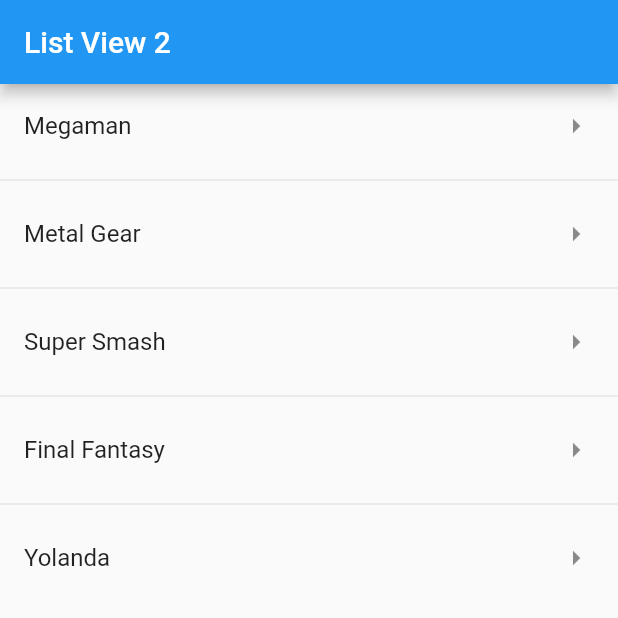
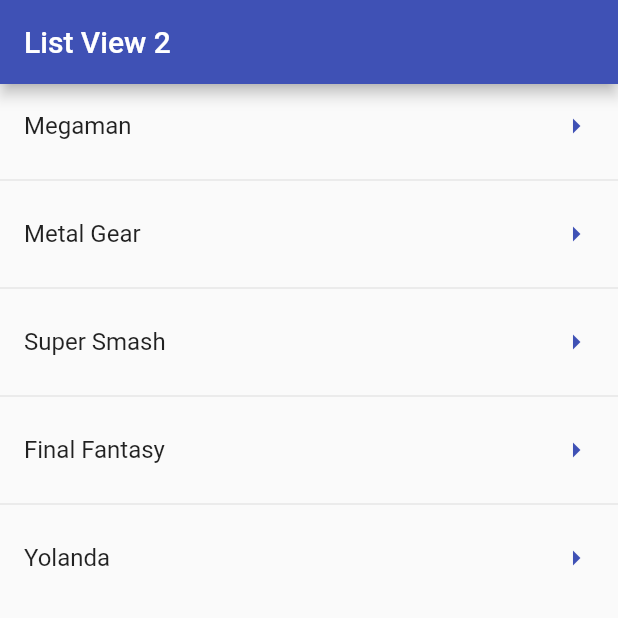
Before and after one commit to JoseLuisGit/fl_components, a Flutter app: the screen it shows after launch, on a phone screen of 412 x 824 dp, the top half of it. Run offline on Flutter 3.47's test engine with Material 2 defaults, Android fonts, the phone set to English and light mode, and no system bars.

```diff
--- a/lib/screens/listview2_screen.dart
+++ b/lib/screens/listview2_screen.dart
@@ -10,6 +10,7 @@ class Listview2Screen extends StatelessWidget {
   Widget build(BuildContext context) {
     return Scaffold(
       appBar: AppBar(
+        backgroundColor: Colors.indigo,
         title: const Text('List View 2'),
       ),
       body: ListView.separated(
@@ -17,7 +18,11 @@ class Listview2Screen extends StatelessWidget {
         itemBuilder: (context, index){
           return ListTile(
             title: Text(options[index]),
-            trailing: const Icon(Icons.arrow_right)
+            trailing: const Icon(Icons.arrow_right, color: Colors.indigo,),
+            onTap: (){
+              final game = options[index];
+              print(game);
+            }
           ,);
         },
         separatorBuilder: (_, __)=> const Divider()
```
